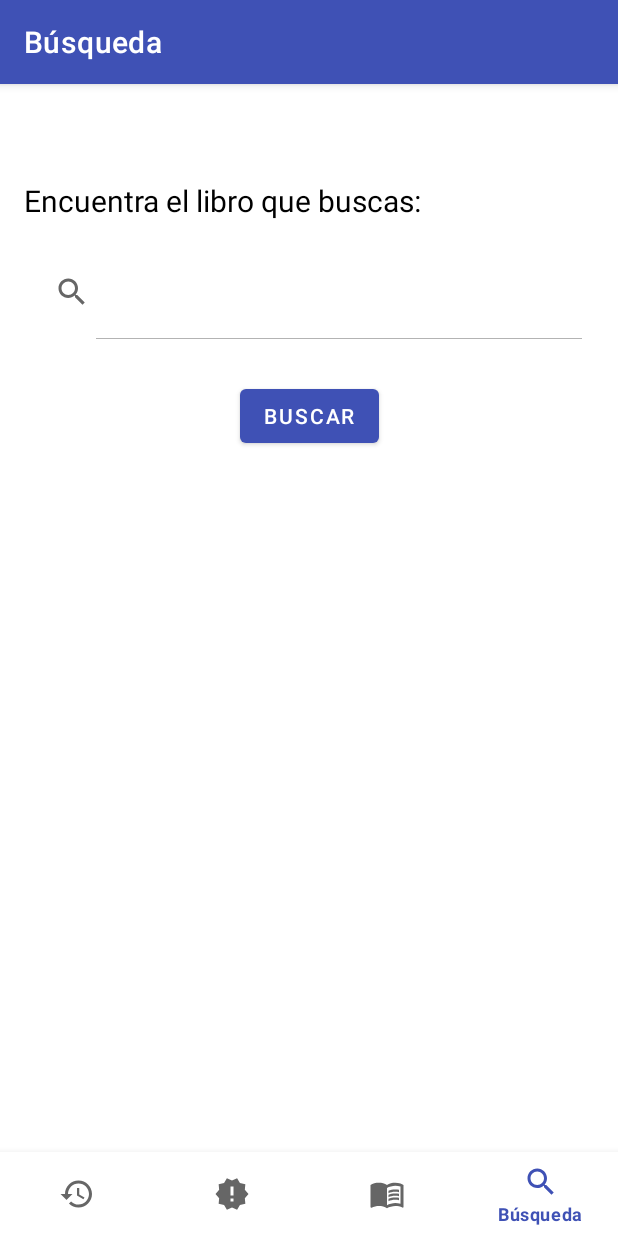
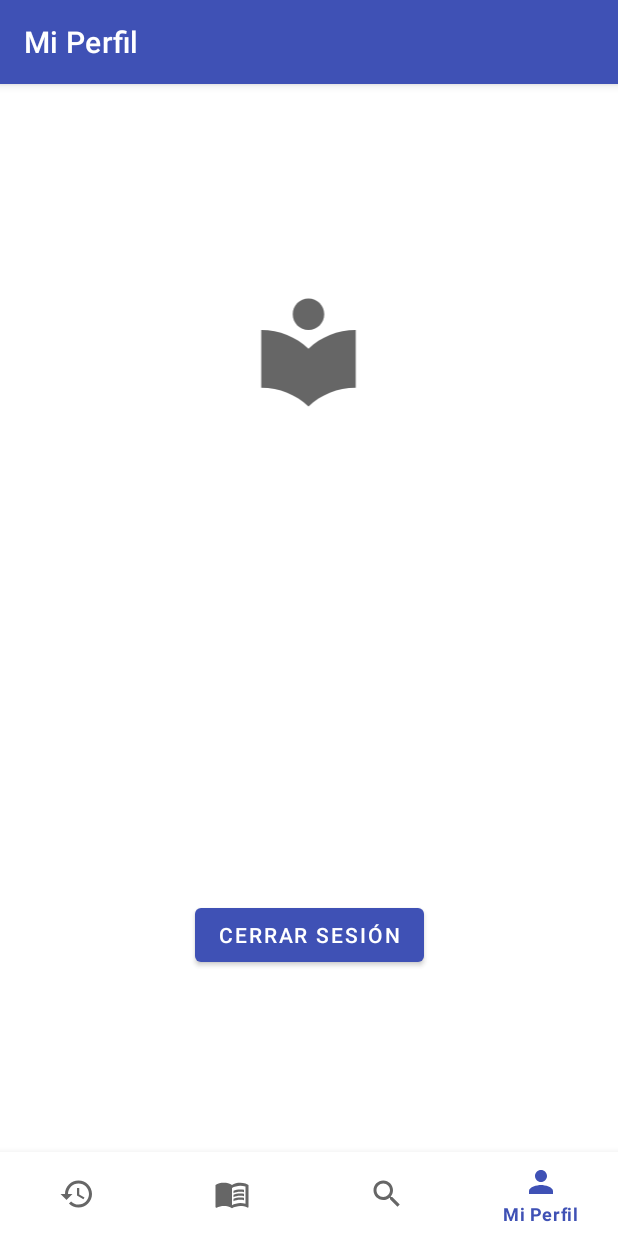
Before and after one commit to Jhonatan-Polar/MovilesA, an Android app: the BottomNavigation screen opened directly, with no data from a screen before it, item 4 of the bottom bar chosen, on a phone screen of 412 x 824 dp. Run offline under Robolectric (Android 15) with nearby library versions, the phone set to English and light mode, and no system bars; our stand-ins replace navigation-ui.

Commit message:
Login - Logout - Perfil

```diff
--- a/app/src/main/java/pe/edu/pucp/proyecto/BottomNavigation.kt
+++ b/app/src/main/java/pe/edu/pucp/proyecto/BottomNavigation.kt
@@ -29,7 +29,7 @@ class BottomNavigation : AppCompatActivity() {
         // menu should be considered as top level destinations.
         val appBarConfiguration = AppBarConfiguration(
             setOf(
-                R.id.navigation_historial, R.id.navigation_pendientes, R.id.navigation_recomendados, R.id.navigation_busqueda
+                R.id.navigation_historial, R.id.navigation_recomendados, R.id.navigation_busqueda, R.id.navigation_perfil
             )
         )
         setupActionBarWithNavController(navController, appBarConfiguration)
--- a/app/src/main/java/pe/edu/pucp/proyecto/ui/LibroActivity.kt
+++ b/app/src/main/java/pe/edu/pucp/proyecto/ui/LibroActivity.kt
@@ -4,6 +4,7 @@ import androidx.appcompat.app.AppCompatActivity
 import android.os.Bundle
 import android.view.MenuItem
 import android.view.View
+import android.widget.Button
 import androidx.appcompat.app.ActionBar
 import androidx.navigation.findNavController
 import pe.edu.pucp.proyecto.R
@@ -23,7 +24,7 @@ class LibroActivity : AppCompatActivity() {
         setContentView(binding.root)
 
         val actionBar: ActionBar? = supportActionBar
-        // showing the back button in action bar
+        // showing the back btnCerrarSesion in action bar
         actionBar?.setDisplayHomeAsUpEnabled(true)
 
 
@@ -42,6 +43,7 @@ class LibroActivity : AppCompatActivity() {
     }
 
     private fun llenarDatosDelLibro() {
+        binding.btnEscribe.visibility = Button.VISIBLE
         binding.vtitulo.setText(libroSeleccionadoAMostrar.titulo)
         binding.vcategoria.setText(libroSeleccionadoAMostrar.categoria)
         binding.vautor.setText(libroSeleccionadoAMostrar.autor)
--- /dev/null
+++ b/app/src/main/java/pe/edu/pucp/proyecto/ui/perfil/PerfilFragment.kt
@@ -0,0 +1,53 @@
+package pe.edu.pucp.proyecto.ui.perfil
+
+import android.content.Intent
+import android.os.Bundle
+import android.view.LayoutInflater
+import android.view.View
+import android.view.ViewGroup
+import android.widget.TextView
+import androidx.fragment.app.Fragment
+import androidx.lifecycle.Observer
+import androidx.lifecycle.ViewModelProvider
+import pe.edu.pucp.proyecto.BottomNavigation
+import pe.edu.pucp.proyecto.MainActivity
+import pe.edu.pucp.proyecto.Usuario
+import pe.edu.pucp.proyecto.databinding.FragmentPerfilBinding
+import pe.edu.pucp.proyecto.usuarioActual
+
+class PerfilFragment : Fragment() {
+
+    private lateinit var perfilViewModel: PerfilViewModel
+    private var _binding: FragmentPerfilBinding? = null
+    private var REQUEST_CODE = 9898
+
+    // This property is only valid between onCreateView and
+    // onDestroyView.
+    private val binding get() = _binding!!
+
+    override fun onCreateView(
+        inflater: LayoutInflater,
+        container: ViewGroup?,
+        savedInstanceState: Bundle?
+    ): View? {
+        perfilViewModel =
+            ViewModelProvider(this).get(PerfilViewModel::class.java)
+
+        _binding = FragmentPerfilBinding.inflate(inflater, container, false)
+        val root: View = binding.root
+
+        binding.txtNombrePerfil.text = usuarioActual.nombre
+
+        binding.btnCerrarSesion.setOnClickListener {
+            val cerrarSesionIntent = Intent(activity, MainActivity::class.java)
+            startActivityForResult(cerrarSesionIntent,REQUEST_CODE)
+        }
+
+        return root
+    }
+
+    override fun onDestroyView() {
+        super.onDestroyView()
+        _binding = null
+    }
+}
--- a/app/src/main/java/pe/edu/pucp/proyecto/ui/pendientes/PendientesViewModel.kt
+++ b/app/src/main/java/pe/edu/pucp/proyecto/ui/perfil/PerfilViewModel.kt
@@ -1,13 +1,13 @@
-package pe.edu.pucp.proyecto.ui.pendientes
+package pe.edu.pucp.proyecto.ui.perfil
 
 import androidx.lifecycle.LiveData
 import androidx.lifecycle.MutableLiveData
 import androidx.lifecycle.ViewModel
 
-class PendientesViewModel : ViewModel() {
+class PerfilViewModel : ViewModel() {
 
     private val _text = MutableLiveData<String>().apply {
-        value = "This is pendientes Fragment"
+        value = "This is perfil Fragment"
     }
     val text: LiveData<String> = _text
 }
--- /dev/null
+++ b/app/src/main/res/drawable/ic_baseline_person_24.xml
@@ -0,0 +1,10 @@
+<vector xmlns:android="http://schemas.android.com/apk/res/android"
+    android:width="24dp"
+    android:height="24dp"
+    android:viewportWidth="24"
+    android:viewportHeight="24"
+    android:tint="?attr/colorControlNormal">
+  <path
+      android:fillColor="@android:color/white"
+      android:pathData="M12,12c2.21,0 4,-1.79 4,-4s-1.79,-4 -4,-4 -4,1.79 -4,4 1.79,4 4,4zM12,14c-2.67,0 -8,1.34 -8,4v2h16v-2c0,-2.66 -5.33,-4 -8,-4z"/>
+</vector>
--- a/app/src/main/res/layout/activity_libro.xml
+++ b/app/src/main/res/layout/activity_libro.xml
@@ -14,6 +14,7 @@
         android:layout_marginTop="208dp"
         android:text="@string/btnEscribeResenia"
         android:textSize="12sp"
+        android:visibility="invisible"
         app:layout_constraintStart_toStartOf="parent"
         app:layout_constraintTop_toBottomOf="@+id/txtCategoria"
         tools:ignore="TouchTargetSizeCheck" />
--- a/app/src/main/res/layout/fragment_libro.xml
+++ b/app/src/main/res/layout/fragment_libro.xml
@@ -3,7 +3,8 @@
     xmlns:app="http://schemas.android.com/apk/res-auto"
     xmlns:tools="http://schemas.android.com/tools"
     android:layout_width="match_parent"
-    android:layout_height="match_parent">
+    android:layout_height="match_parent"
+    tools:context=".MainActivity">
 
     <Button
         android:id="@+id/btnEscribe"
--- /dev/null
+++ b/app/src/main/res/layout/fragment_perfil.xml
@@ -0,0 +1,47 @@
+<?xml version="1.0" encoding="utf-8"?>
+<androidx.constraintlayout.widget.ConstraintLayout xmlns:android="http://schemas.android.com/apk/res/android"
+    xmlns:app="http://schemas.android.com/apk/res-auto"
+    xmlns:tools="http://schemas.android.com/tools"
+    android:layout_width="match_parent"
+    android:layout_height="match_parent"
+    tools:context=".ui.perfil.PerfilFragment">
+
+    <Button
+        android:id="@+id/btnCerrarSesion"
+        android:layout_width="wrap_content"
+        android:layout_height="wrap_content"
+        android:text="@string/btnCerrarSesion"
+        app:layout_constraintBottom_toBottomOf="parent"
+        app:layout_constraintEnd_toEndOf="parent"
+        app:layout_constraintStart_toStartOf="parent"
+        app:layout_constraintTop_toTopOf="parent"
+        app:layout_constraintVertical_bias="0.734" />
+
+    <ImageView
+        android:id="@+id/imageUser"
+        android:layout_width="118dp"
+        android:layout_height="84dp"
+        android:layout_marginTop="80dp"
+        app:layout_constraintEnd_toEndOf="parent"
+        app:layout_constraintHorizontal_bias="0.498"
+        app:layout_constraintStart_toStartOf="parent"
+        app:layout_constraintTop_toTopOf="parent"
+        app:srcCompat="@drawable/ic_baseline_local_library_24"
+        tools:ignore="ContentDescription" />
+
+    <TextView
+        android:id="@+id/txtNombrePerfil"
+        android:layout_width="264dp"
+        android:layout_height="103dp"
+        android:layout_marginStart="67dp"
+        android:layout_marginTop="60dp"
+        android:layout_marginEnd="67dp"
+        android:textAlignment="center"
+        android:textColor="@android:color/black"
+        android:textSize="24sp"
+        app:layout_constraintEnd_toEndOf="parent"
+        app:layout_constraintHorizontal_bias="0.461"
+        app:layout_constraintStart_toStartOf="parent"
+        app:layout_constraintTop_toBottomOf="@+id/imageUser" />
+
+</androidx.constraintlayout.widget.ConstraintLayout>
--- a/app/src/main/res/menu/bottom_nav_menu.xml
+++ b/app/src/main/res/menu/bottom_nav_menu.xml
@@ -5,11 +5,6 @@
         android:id="@+id/navigation_historial"
         android:icon="@drawable/ic_baseline_history_24"
         android:title="@string/title_historial" />
-
-    <item
-        android:id="@+id/navigation_pendientes"
-        android:icon="@drawable/ic_baseline_new_releases_24"
-        android:title="@string/title_pendientes" />
 
     <item
         android:id="@+id/navigation_recomendados"
@@ -21,4 +16,9 @@
         android:icon="@drawable/ic_baseline_search_24"
         android:title="@string/title_busqueda" />
 
+    <item
+        android:id="@+id/navigation_perfil"
+        android:icon="@drawable/ic_baseline_person_24"
+        android:title="@string/title_perfil" />
+
 </menu>
--- a/app/src/main/res/navigation/mobile_navigation.xml
+++ b/app/src/main/res/navigation/mobile_navigation.xml
@@ -12,12 +12,6 @@
         tools:layout="@layout/fragment_historial" />
 
     <fragment
-        android:id="@+id/navigation_pendientes"
-        android:name="pe.edu.pucp.proyecto.ui.pendientes.PendientesFragment"
-        android:label="@string/title_pendientes"
-        tools:layout="@layout/fragment_pendientes" />
-
-    <fragment
         android:id="@+id/navigation_recomendados"
         android:name="pe.edu.pucp.proyecto.ui.recomendados.RecomendadosFragment"
         android:label="@string/title_recomendados"
@@ -28,4 +22,10 @@
         android:name="pe.edu.pucp.proyecto.ui.busqueda.BusquedaFragment"
         android:label="@string/title_busqueda"
         tools:layout="@layout/fragment_busqueda" />
+
+    <fragment
+        android:id="@+id/navigation_perfil"
+        android:name="pe.edu.pucp.proyecto.ui.perfil.PerfilFragment"
+        android:label="@string/title_perfil"
+        tools:layout="@layout/fragment_perfil" />
 </navigation>
--- a/app/src/main/res/values/strings.xml
+++ b/app/src/main/res/values/strings.xml
@@ -5,6 +5,7 @@
     <string name="title_pendientes">Pendientes</string>
     <string name="title_recomendados">Recomendados</string>
     <string name="title_busqueda">Búsqueda</string>
+    <string name="title_perfil">Mi Perfil</string>
     <string name="btnIniciarSesion">Iniciar Sesión</string>
     <string name="btnEscribeResenia">Escribe tu reseña</string>
     <string name="imgbook">imgbook</string>
@@ -19,4 +20,6 @@
     <string name="txtNombreUsuario">Nombre de usuario</string>
     <string name="txtContrasenia">Contraseña</string>
     <string name="txtIniciarSesion">¡Bienvenido a Panqa PUCP!</string>
+    <string name="txtErrorLogin">Usuario o contraseña incorrecta</string>
+    <string name="btnCerrarSesion">Cerrar Sesión</string>
 </resources>
```
Also changed, not shown: app/src/main/java/pe/edu/pucp/proyecto/MainActivity.kt (+26 -4 lines), app/src/main/java/pe/edu/pucp/proyecto/Usuario.kt (+13 -5 lines), app/src/main/java/pe/edu/pucp/proyecto/ui/pendientes/PendientesFragment.kt (deleted, +0 -44 lines), app/src/main/res/layout/activity_main.xml (+35 -21 lines), app/src/main/res/layout/fragment_pendientes.xml (deleted, +0 -22 lines).
